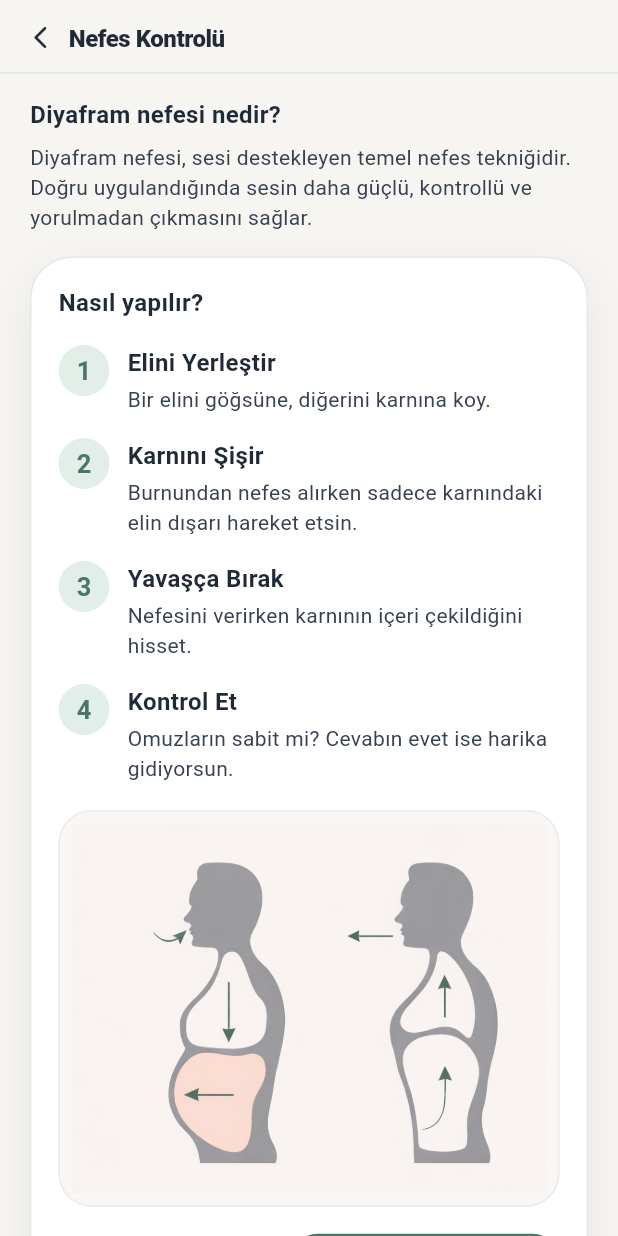
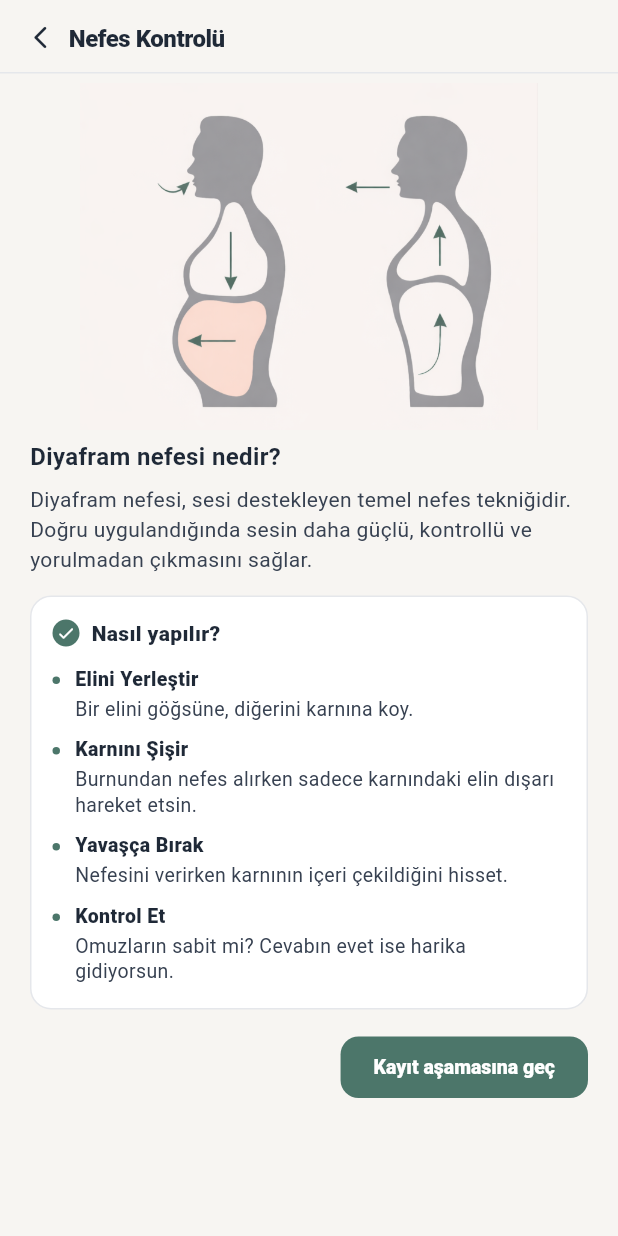
Before and after one commit to elifyildizzz/voice-therapy-app, a Flutter app: the BreathControlScreen screen opened directly, on a phone screen of 412 x 824 dp. Run offline on Flutter 3.47's test engine with Material 3 defaults, Android fonts, the phone set to English and light mode, and no system bars; our stand-ins replace flutter_svg, sqflite, video_player; missing offline and left inert: record; accounts and stored records are empty; Roboto replaces fonts that are missing (SF Pro Display).

Commit message:
Update breath control screen layout

```diff
--- a/mobile/lib/screens/breath_control_screen.dart
+++ b/mobile/lib/screens/breath_control_screen.dart
@@ -356,13 +356,13 @@ class _BreathControlScreenState extends State<BreathControlScreen> {
             ),
             Expanded(
               child: SingleChildScrollView(
-                padding: const EdgeInsets.fromLTRB(20, 16, 20, 28),
+                padding: const EdgeInsets.fromLTRB(20, 6, 20, 28),
                 child: Column(
                   crossAxisAlignment: CrossAxisAlignment.stretch,
                   children: [
                     if (_currentStep == _BreathControlStep.diaphragm) ...[
                       const _DiaphragmInfoSection(),
-                      const SizedBox(height: 16),
+                      const SizedBox(height: 14),
                       _DiaphragmHowToCard(
                         onPressed: _goToRecordingStep,
                       ),
@@ -533,6 +533,8 @@ class _DiaphragmInfoSection extends StatelessWidget {
     return const Column(
       crossAxisAlignment: CrossAxisAlignment.start,
       children: [
+        _DiaphragmIllustration(),
+        SizedBox(height: 0),
         Text(
           'Diyafram nefesi nedir?',
           style: TextStyle(
@@ -565,58 +567,37 @@ class _DiaphragmHowToCard extends StatelessWidget {
 
   @override
   Widget build(BuildContext context) {
-    return Container(
-      padding: const EdgeInsets.all(18),
+    return Column(
+      crossAxisAlignment: CrossAxisAlignment.stretch,
+      children: [
+        Container(
+          padding: const EdgeInsets.fromLTRB(14, 14, 14, 16),
           decoration: BoxDecoration(
             color: AppTheme.card,
-        borderRadius: BorderRadius.circular(28),
+            borderRadius: BorderRadius.circular(14),
             border: Border.all(color: AppTheme.cardBorder),
-        boxShadow: AppTheme.softShadow,
           ),
-      child: Column(
+          child: const Column(
             crossAxisAlignment: CrossAxisAlignment.start,
             children: [
-          const Text(
+              Row(
+                children: [
+                  _InstructionCheckIcon(),
+                  SizedBox(width: 8),
+                  Text(
                     'Nasıl yapılır?',
                     style: TextStyle(
-              fontSize: 16,
-              fontWeight: FontWeight.w700,
+                      fontSize: 14,
+                      fontWeight: FontWeight.w800,
                       color: AppTheme.textPrimary,
                     ),
                   ),
-          const SizedBox(height: 18),
-          LayoutBuilder(
-            builder: (context, constraints) {
-              final isCompact = constraints.maxWidth < 620;
-
-              if (isCompact) {
-                return const Column(
-                  children: [
+                ],
+              ),
+              SizedBox(height: 12),
               _GuideSteps(),
-                    SizedBox(height: 18),
-                    SizedBox(
-                      width: double.infinity,
-                      child: _DiaphragmIllustration(),
+            ],
           ),
-                  ],
-                );
-              }
-
-              return const Row(
-                crossAxisAlignment: CrossAxisAlignment.start,
-                children: [
-                  Expanded(
-                    flex: 11,
-                    child: _GuideSteps(),
-                  ),
-                  SizedBox(width: 18),
-                  Expanded(
-                    flex: 9,
-                    child: _DiaphragmIllustration(),
-                  ),
-                ],
-              );
-            },
         ),
         const SizedBox(height: 18),
         Align(
@@ -627,38 +608,35 @@ class _DiaphragmHowToCard extends StatelessWidget {
               backgroundColor: _authButtonColor,
               foregroundColor: Colors.white,
               padding: const EdgeInsets.symmetric(
-                  horizontal: 20,
-                  vertical: 14,
+                horizontal: 22,
+                vertical: 13,
               ),
               minimumSize: Size.zero,
               tapTargetSize: MaterialTapTargetSize.shrinkWrap,
               shape: const RoundedRectangleBorder(
-                  borderRadius: BorderRadius.all(Radius.circular(18)),
+                borderRadius: BorderRadius.all(Radius.circular(12)),
               ),
             ),
             child: const Text(
               'Kayıt aşamasına geç',
               style: TextStyle(
-                  fontSize: 15,
-                  fontWeight: FontWeight.w700,
+                fontSize: 13,
+                fontWeight: FontWeight.w800,
               ),
             ),
           ),
         ),
       ],
-      ),
     );
   }
 }
 
 class _GuideStep extends StatelessWidget {
   const _GuideStep({
-    required this.number,
     required this.title,
     required this.description,
   });
 
-  final int number;
   final String title;
   final String description;
 
@@ -667,24 +645,18 @@ class _GuideStep extends StatelessWidget {
     return Row(
       crossAxisAlignment: CrossAxisAlignment.start,
       children: [
-        Container(
-          width: 34,
-          height: 34,
-          alignment: Alignment.center,
+        Padding(
+          padding: const EdgeInsets.only(top: 7),
+          child: Container(
+            width: 5,
+            height: 5,
             decoration: const BoxDecoration(
-            color: Color(0xFFE2EEE8),
+              color: AppTheme.homeAccent,
               shape: BoxShape.circle,
-          ),
-          child: Text(
-            '$number',
-            style: const TextStyle(
-              fontSize: 17,
-              fontWeight: FontWeight.w700,
-              color: _authButtonColor,
             ),
           ),
         ),
-        const SizedBox(width: 12),
+        const SizedBox(width: 10),
         Expanded(
           child: Column(
             crossAxisAlignment: CrossAxisAlignment.start,
@@ -692,17 +664,18 @@ class _GuideStep extends StatelessWidget {
               Text(
                 title,
                 style: const TextStyle(
-                  fontSize: 16,
-                  fontWeight: FontWeight.w700,
+                  fontSize: 13,
+                  fontWeight: FontWeight.w800,
                   color: AppTheme.textPrimary,
+                  height: 1.25,
                 ),
               ),
               const SizedBox(height: 4),
               Text(
                 description,
                 style: const TextStyle(
-                  fontSize: 14,
-                  height: 1.45,
+                  fontSize: 13,
+                  height: 1.32,
                   color: AppTheme.textMuted,
                   fontWeight: FontWeight.w400,
                 ),
@@ -724,26 +697,22 @@ class _GuideSteps extends StatelessWidget {
       crossAxisAlignment: CrossAxisAlignment.start,
       children: [
         _GuideStep(
-          number: 1,
           title: 'Elini Yerleştir',
           description: 'Bir elini göğsüne, diğerini karnına koy.',
         ),
-        SizedBox(height: 16),
+        SizedBox(height: 10),
         _GuideStep(
-          number: 2,
           title: 'Karnını Şişir',
           description:
               'Burnundan nefes alırken sadece karnındaki elin dışarı hareket etsin.',
         ),
-        SizedBox(height: 16),
+        SizedBox(height: 10),
         _GuideStep(
-          number: 3,
           title: 'Yavaşça Bırak',
           description: 'Nefesini verirken karnının içeri çekildiğini hisset.',
         ),
-        SizedBox(height: 16),
+        SizedBox(height: 10),
         _GuideStep(
-          number: 4,
           title: 'Kontrol Et',
           description:
               'Omuzların sabit mi? Cevabın evet ise harika gidiyorsun.',
@@ -758,27 +727,37 @@ class _DiaphragmIllustration extends StatelessWidget {
 
   @override
   Widget build(BuildContext context) {
-    return Container(
-      padding: const EdgeInsets.symmetric(
-        horizontal: 8,
-        vertical: 8,
-      ),
-      decoration: BoxDecoration(
-        color: const Color(0xFFF8F7F4),
-        borderRadius: BorderRadius.circular(22),
-        border: Border.all(
-          color: AppTheme.cardBorder.withValues(alpha: 0.8),
-        ),
-      ),
-      child: ClipRect(
+    return SizedBox(
+      height: 238,
+      width: double.infinity,
       child: Align(
         alignment: Alignment.topCenter,
-          heightFactor: 0.78,
         child: Image.asset(
           'assets/branding/diyafram_nefesi.png',
+          width: 305,
           fit: BoxFit.contain,
         ),
       ),
+    );
+  }
+}
+
+class _InstructionCheckIcon extends StatelessWidget {
+  const _InstructionCheckIcon();
+
+  @override
+  Widget build(BuildContext context) {
+    return Container(
+      width: 18,
+      height: 18,
+      decoration: const BoxDecoration(
+        color: AppTheme.homeAccent,
+        shape: BoxShape.circle,
+      ),
+      child: const Icon(
+        Icons.check_rounded,
+        color: Colors.white,
+        size: 13,
       ),
     );
   }
--- a/mobile/lib/screens/profile_screen.dart
+++ b/mobile/lib/screens/profile_screen.dart
@@ -874,7 +874,7 @@ class _ProfileHeaderCard extends StatelessWidget {
                 ),
                 const SizedBox(height: 2),
                 Text(
-                  isLoadingTodayRecordCount ? '...' : '$todayRecordCount kayit',
+                  isLoadingTodayRecordCount ? '...' : '$todayRecordCount kayıt',
                   style: const TextStyle(
                     fontSize: 13,
                     fontWeight: FontWeight.w700,
```
Also changed, not shown: mobile/assets/branding/diyafram_nefesi.png. Lines whose indentation alone changed are shown as unchanged.
